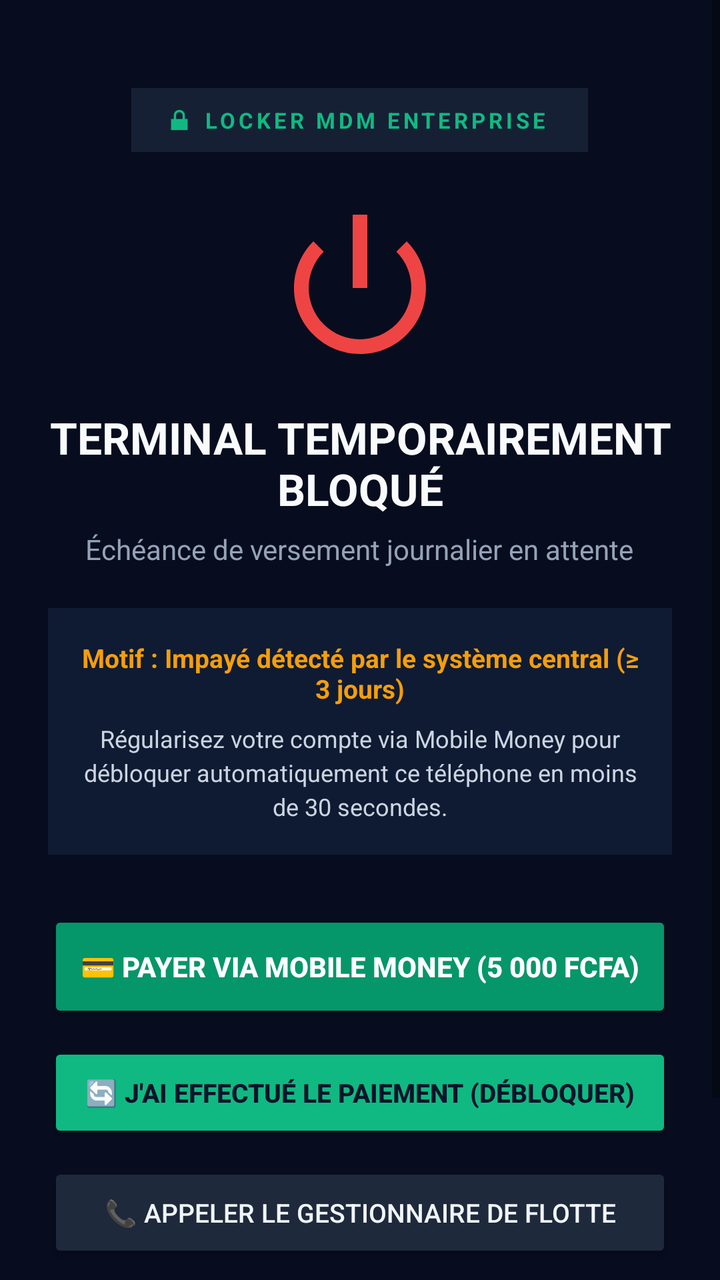
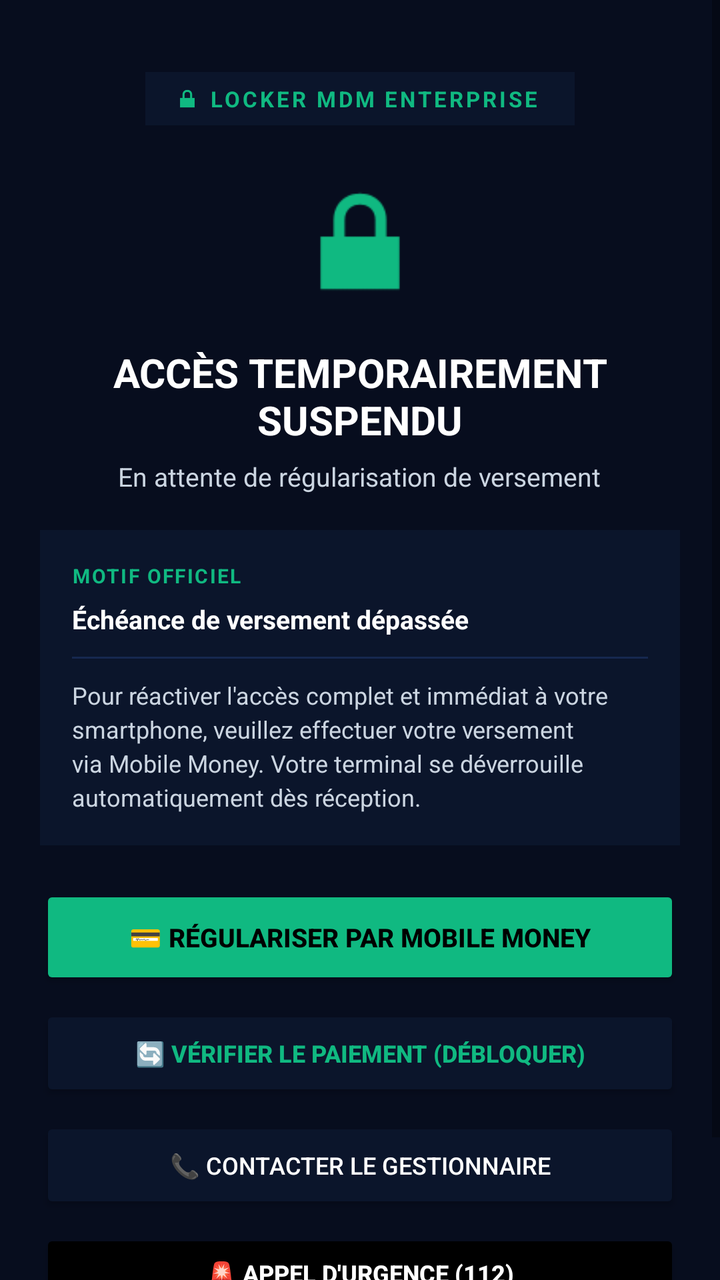

Two renders of the same Android screen: before a commit and after it. Below are the layout's source before the change and the commit's diff.
<!-- AndroidManifest.xml: application theme Theme.AppCompat.Light.NoActionBar -->
<!-- res/layout/activity_lock_screen.xml -->
<?xml version="1.0" encoding="utf-8"?>
<ScrollView xmlns:android="http://schemas.android.com/apk/res/android"
    android:layout_width="match_parent"
    android:layout_height="match_parent"
    android:background="#070D1E"
    android:fillViewport="true">

    <LinearLayout
        android:layout_width="match_parent"
        android:layout_height="wrap_content"
        android:orientation="vertical"
        android:gravity="center_horizontal"
        android:padding="24dp">

        
        <LinearLayout
            android:layout_width="wrap_content"
            android:layout_height="wrap_content"
            android:orientation="horizontal"
            android:gravity="center"
            android:background="#162035"
            android:paddingHorizontal="16dp"
            android:paddingVertical="8dp"
            android:layout_marginTop="20dp">

            <ImageView
                android:layout_width="16dp"
                android:layout_height="16dp"
                android:tint="#10B981"
                android:src="@android:drawable/ic_lock_lock" />

            <TextView
                android:layout_width="wrap_content"
                android:layout_height="wrap_content"
                android:text=" LOCKER MDM ENTERPRISE "
                android:textColor="#10B981"
                android:textSize="11sp"
                android:textStyle="bold"
                android:letterSpacing="0.15" />
        </LinearLayout>

        
        <ImageView
            android:id="@+id/ivLockIcon"
            android:layout_width="88dp"
            android:layout_height="88dp"
            android:layout_marginTop="24dp"
            android:tint="#EF4444"
            android:src="@android:drawable/ic_lock_power_off" />

        
        <TextView
            android:id="@+id/tvLockTitle"
            android:layout_width="wrap_content"
            android:layout_height="wrap_content"
            android:layout_marginTop="16dp"
            android:text="TERMINAL TEMPORAIREMENT BLOQUÉ"
            android:textColor="#F8FAFC"
            android:textSize="22sp"
            android:textStyle="bold"
            android:textAlignment="center" />

        
        <TextView
            android:id="@+id/tvLockSubtitle"
            android:layout_width="wrap_content"
            android:layout_height="wrap_content"
            android:layout_marginTop="6dp"
            android:text="Échéance de versement journalier en attente"
            android:textColor="#94A3B8"
            android:textSize="14sp"
            android:textAlignment="center" />

        
        <LinearLayout
            android:layout_width="match_parent"
            android:layout_height="wrap_content"
            android:orientation="vertical"
            android:background="#0F1B33"
            android:padding="16dp"
            android:layout_marginTop="20dp">

            <TextView
                android:id="@+id/tvLockReason"
                android:layout_width="match_parent"
                android:layout_height="wrap_content"
                android:textColor="#F59E0B"
                android:textSize="13sp"
                android:textStyle="bold"
                android:text="Motif : Impayé détecté par le système central (≥ 3 jours)"
                android:textAlignment="center" />

            <TextView
                android:id="@+id/tvLockInstructions"
                android:layout_width="match_parent"
                android:layout_height="wrap_content"
                android:layout_marginTop="8dp"
                android:text="Régularisez votre compte via Mobile Money pour débloquer automatiquement ce téléphone en moins de 30 secondes."
                android:textColor="#CBD5E1"
                android:textSize="12sp"
                android:lineSpacingExtra="3dp"
                android:textAlignment="center" />
        </LinearLayout>

        
        <Button
            android:id="@+id/btnPayNow"
            android:layout_width="match_parent"
            android:layout_height="56dp"
            android:layout_marginTop="28dp"
            android:backgroundTint="#059669"
            android:textColor="#FFFFFF"
            android:text="💳 PAYER VIA MOBILE MONEY (5 000 FCFA)"
            android:textSize="14sp"
            android:textStyle="bold" />

        
        <Button
            android:id="@+id/btnRefreshStatus"
            android:layout_width="match_parent"
            android:layout_height="50dp"
            android:layout_marginTop="10dp"
            android:backgroundTint="#10B981"
            android:textColor="#0B132B"
            android:text="🔄 J'AI EFFECTUÉ LE PAIEMENT (DÉBLOQUER)"
            android:textSize="13sp"
            android:textStyle="bold" />

        
        <Button
            android:id="@+id/btnCallSupport"
            android:layout_width="match_parent"
            android:layout_height="50dp"
            android:layout_marginTop="10dp"
            android:backgroundTint="#1E293B"
            android:textColor="#F1F5F9"
            android:text="📞 APPELER LE GESTIONNAIRE DE FLOTTE"
            android:textSize="13sp" />

        
        <Button
            android:id="@+id/btnEmergencyCall"
            android:layout_width="match_parent"
            android:layout_height="46dp"
            android:layout_marginTop="10dp"
            android:backgroundTint="#DC2626"
            android:textColor="#FFFFFF"
            android:text="🚨 APPEL D'URGENCE (112)"
            android:textSize="13sp"
            android:textStyle="bold" />

        
        <TextView
            android:layout_width="wrap_content"
            android:layout_height="wrap_content"
            android:layout_marginTop="20dp"
            android:text="LockER Bénin • Protection Conforme Code du Numérique"
            android:textColor="#64748B"
            android:textSize="11sp" />

    </LinearLayout>
</ScrollView>
<!-- resources referenced by this layout -->
<resources>

</resources>

<!-- the commit's change to res/layout/activity_lock_screen.xml (unified diff, before → after) -->
@@ -2,7 +2,7 @@
 <ScrollView xmlns:android="http://schemas.android.com/apk/res/android"
     android:layout_width="match_parent"
     android:layout_height="match_parent"
-    android:background="#070D1E"
+    android:background="@color/night_blue"
     android:fillViewport="true">
 
     <LinearLayout
@@ -10,7 +10,8 @@
         android:layout_height="wrap_content"
         android:orientation="vertical"
         android:gravity="center_horizontal"
-        android:padding="24dp">
+        android:paddingHorizontal="20dp"
+        android:paddingVertical="24dp">
 
         
         <LinearLayout
@@ -18,45 +19,47 @@
             android:layout_height="wrap_content"
             android:orientation="horizontal"
             android:gravity="center"
-            android:background="#162035"
-            android:paddingHorizontal="16dp"
-            android:paddingVertical="8dp"
-            android:layout_marginTop="20dp">
+            android:background="@color/night_blue_card"
+            android:paddingHorizontal="14dp"
+            android:paddingVertical="6dp"
+            android:layout_marginTop="12dp">
 
             <ImageView
-                android:layout_width="16dp"
-                android:layout_height="16dp"
-                android:tint="#10B981"
-                android:src="@android:drawable/ic_lock_lock" />
+                android:layout_width="14dp"
+                android:layout_height="14dp"
+                android:tint="@color/green_emerald"
+                android:src="@android:drawable/ic_lock_lock"
+                android:contentDescription="Security Badge" />
 
             <TextView
                 android:layout_width="wrap_content"
                 android:layout_height="wrap_content"
                 android:text=" LOCKER MDM ENTERPRISE "
-                android:textColor="#10B981"
+                android:textColor="@color/green_emerald"
                 android:textSize="11sp"
                 android:textStyle="bold"
-                android:letterSpacing="0.15" />
+                android:letterSpacing="0.12" />
         </LinearLayout>
 
         
         <ImageView
             android:id="@+id/ivLockIcon"
-            android:layout_width="88dp"
-            android:layout_height="88dp"
-            android:layout_marginTop="24dp"
-            android:tint="#EF4444"
-            android:src="@android:drawable/ic_lock_power_off" />
+            android:layout_width="76dp"
+            android:layout_height="76dp"
+            android:layout_marginTop="20dp"
+            android:tint="@color/green_emerald"
+            android:src="@android:drawable/ic_lock_lock"
+            android:contentDescription="Lock Icon" />
 
         
         <TextView
             android:id="@+id/tvLockTitle"
             android:layout_width="wrap_content"
             android:layout_height="wrap_content"
-            android:layout_marginTop="16dp"
-            android:text="TERMINAL TEMPORAIREMENT BLOQUÉ"
-            android:textColor="#F8FAFC"
-            android:textSize="22sp"
+            android:layout_marginTop="14dp"
+            android:text="ACCÈS TEMPORAIREMENT SUSPENDU"
+            android:textColor="@color/white"
+            android:textSize="20sp"
             android:textStyle="bold"
             android:textAlignment="center" />
 
@@ -66,9 +69,9 @@
             android:layout_width="wrap_content"
             android:layout_height="wrap_content"
             android:layout_marginTop="6dp"
-            android:text="Échéance de versement journalier en attente"
-            android:textColor="#94A3B8"
-            android:textSize="14sp"
+            android:text="En attente de régularisation de versement"
+            android:textColor="@color/white_muted"
+            android:textSize="13sp"
             android:textAlignment="center" />
 
         
@@ -76,87 +79,105 @@
             android:layout_width="match_parent"
             android:layout_height="wrap_content"
             android:orientation="vertical"
-            android:background="#0F1B33"
+            android:background="@color/night_blue_card"
             android:padding="16dp"
-            android:layout_marginTop="20dp">
+            android:layout_marginTop="18dp">
 
+            
+            <TextView
+                android:layout_width="wrap_content"
+                android:layout_height="wrap_content"
+                android:text="MOTIF OFFICIEL"
+                android:textColor="@color/green_emerald"
+                android:textSize="10sp"
+                android:textStyle="bold"
+                android:letterSpacing="0.08" />
+
+            
             <TextView
                 android:id="@+id/tvLockReason"
                 android:layout_width="match_parent"
                 android:layout_height="wrap_content"
-                android:textColor="#F59E0B"
+                android:layout_marginTop="6dp"
+                android:textColor="@color/white"
                 android:textSize="13sp"
                 android:textStyle="bold"
-                android:text="Motif : Impayé détecté par le système central (≥ 3 jours)"
-                android:textAlignment="center" />
+                android:text="Échéance de versement dépassée" />
 
+            <View
+                android:layout_width="match_parent"
+                android:layout_height="1dp"
+                android:background="@color/night_blue_border"
+                android:layout_marginVertical="10dp" />
+
+            
             <TextView
                 android:id="@+id/tvLockInstructions"
                 android:layout_width="match_parent"
                 android:layout_height="wrap_content"
-                android:layout_marginTop="8dp"
-                android:text="Régularisez votre compte via Mobile Money pour débloquer automatiquement ce téléphone en moins de 30 secondes."
-                android:textColor="#CBD5E1"
+                android:text="Pour réactiver l'accès complet et immédiat à votre smartphone, veuillez effectuer votre versement via Mobile Money. Votre terminal se déverrouille automatiquement dès réception."
+                android:textColor="@color/white_muted"
                 android:textSize="12sp"
-                android:lineSpacingExtra="3dp"
-                android:textAlignment="center" />
+                android:lineSpacingExtra="3dp" />
         </LinearLayout>
 
         
         <Button
             android:id="@+id/btnPayNow"
             android:layout_width="match_parent"
-            android:layout_height="56dp"
-            android:layout_marginTop="28dp"
-            android:backgroundTint="#059669"
-            android:textColor="#FFFFFF"
-            android:text="💳 PAYER VIA MOBILE MONEY (5 000 FCFA)"
-            android:textSize="14sp"
+            android:layout_height="52dp"
+            android:layout_marginTop="20dp"
+            android:backgroundTint="@color/green_emerald"
+            android:textColor="@color/black"
+            android:text="💳 RÉGULARISER PAR MOBILE MONEY"
+            android:textSize="13sp"
             android:textStyle="bold" />
 
         
         <Button
             android:id="@+id/btnRefreshStatus"
             android:layout_width="match_parent"
-            android:layout_height="50dp"
-            android:layout_marginTop="10dp"
-            android:backgroundTint="#10B981"
-            android:textColor="#0B132B"
-            android:text="🔄 J'AI EFFECTUÉ LE PAIEMENT (DÉBLOQUER)"
-            android:textSize="13sp"
+            android:layout_height="48dp"
+            android:layout_marginTop="8dp"
+            android:backgroundTint="@color/night_blue_card"
+            android:textColor="@color/green_emerald"
+            android:text="🔄 VÉRIFIER LE PAIEMENT (DÉBLOQUER)"
+            android:textSize="12sp"
             android:textStyle="bold" />
 
         
         <Button
             android:id="@+id/btnCallSupport"
             android:layout_width="match_parent"
-            android:layout_height="50dp"
-            android:layout_marginTop="10dp"
-            android:backgroundTint="#1E293B"
-            android:textColor="#F1F5F9"
-            android:text="📞 APPELER LE GESTIONNAIRE DE FLOTTE"
-            android:textSize="13sp" />
+            android:layout_height="48dp"
+            android:layout_marginTop="8dp"
+            android:backgroundTint="@color/night_blue_card"
+            android:textColor="@color/white"
+            android:text="📞 CONTACTER LE GESTIONNAIRE"
+            android:textSize="12sp" />
 
         
         <Button
             android:id="@+id/btnEmergencyCall"
             android:layout_width="match_parent"
-            android:layout_height="46dp"
-            android:layout_marginTop="10dp"
-            android:backgroundTint="#DC2626"
-            android:textColor="#FFFFFF"
+            android:layout_height="44dp"
+            android:layout_marginTop="8dp"
+            android:backgroundTint="@color/black"
+            android:textColor="@color/white"
             android:text="🚨 APPEL D'URGENCE (112)"
-            android:textSize="13sp"
+            android:textSize="12sp"
             android:textStyle="bold" />
 
         
         <TextView
             android:layout_width="wrap_content"
             android:layout_height="wrap_content"
-            android:layout_marginTop="20dp"
-            android:text="LockER Bénin • Protection Conforme Code du Numérique"
-            android:textColor="#64748B"
-            android:textSize="11sp" />
+            android:layout_marginTop="16dp"
+            android:layout_marginBottom="8dp"
+            android:text="LockER Protection Flotte • Conforme Standards MDM"
+            android:textColor="@color/text_muted"
+            android:textSize="10sp"
+            android:textAlignment="center" />
 
     </LinearLayout>
 </ScrollView>
<!-- resource entries referenced after the edit -->
@@ -1,5 +1,12 @@
 <!-- resources referenced by this layout -->
 <resources>
-
+  <color name="black">#000000</color>
+  <color name="green_emerald">#10B981</color>
+  <color name="night_blue">#070D1E</color>
+  <color name="night_blue_border">#16284F</color>
+  <color name="night_blue_card">#0B152B</color>
+  <color name="text_muted">#64748B</color>
+  <color name="white">#FFFFFF</color>
+  <color name="white_muted">#CBD5E1</color>
 </resources>
 
